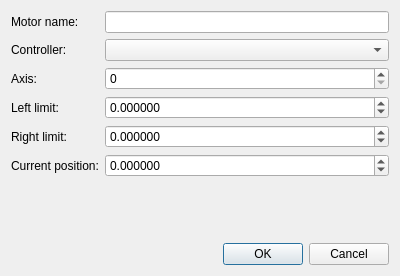
Before: the Qt Designer form cct/qtgui2/devices/motors/addmotordialog.ui in awacha/cct, drawn with Qt 5.
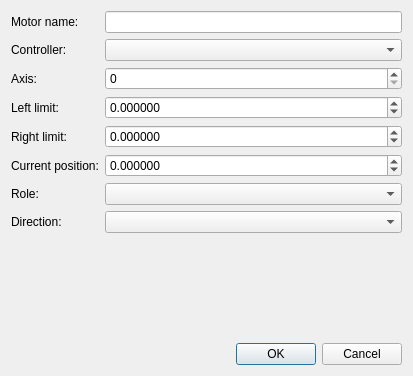
After: the same form once the commit is applied. Icons and pictures are not drawn.

```diff
--- a/cct/qtgui2/devices/motors/addmotordialog.ui
+++ b/cct/qtgui2/devices/motors/addmotordialog.ui
@@ -9,8 +9,8 @@
    <rect>
     <x>0</x>
     <y>0</y>
-    <width>400</width>
-    <height>276</height>
+    <width>413</width>
+    <height>376</height>
    </rect>
   </property>
   <property name="windowTitle">
@@ -113,6 +113,32 @@
        </property>
       </widget>
      </item>
+     <item row="6" column="0">
+      <widget class="QLabel" name="label_7">
+       <property name="text">
+        <string>Role:</string>
+       </property>
+       <property name="buddy">
+        <cstring>motorRoleComboBox</cstring>
+       </property>
+      </widget>
+     </item>
+     <item row="7" column="0">
+      <widget class="QLabel" name="label_8">
+       <property name="text">
+        <string>Direction:</string>
+       </property>
+       <property name="buddy">
+        <cstring>motorDirectionComboBox</cstring>
+       </property>
+      </widget>
+     </item>
+     <item row="6" column="1">
+      <widget class="QComboBox" name="motorRoleComboBox"/>
+     </item>
+     <item row="7" column="1">
+      <widget class="QComboBox" name="motorDirectionComboBox"/>
+     </item>
     </layout>
    </item>
    <item>
```
Left out of the diff: 18 changed lines with no effect on the pictures.
